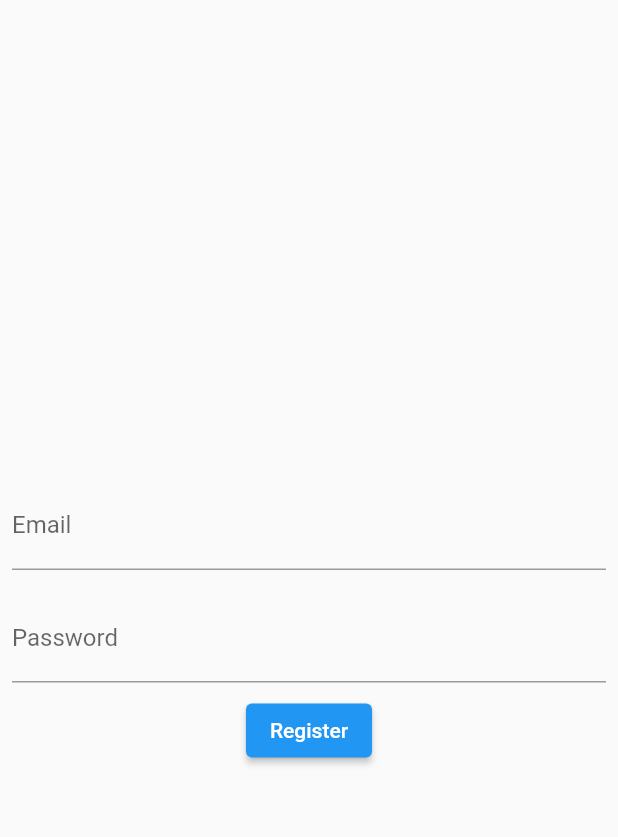
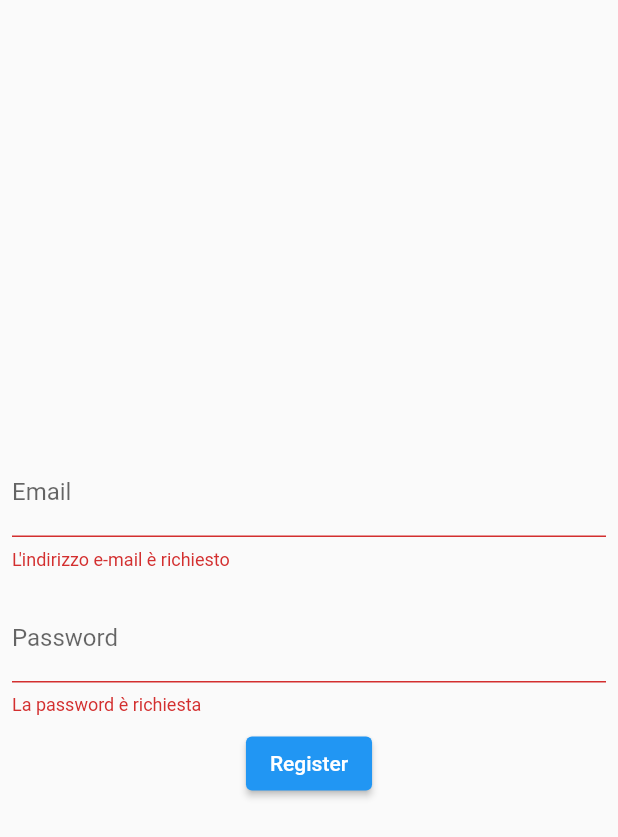
Before and after one commit to andreadeluna/ProgettoASPDM, a Flutter app: the Register screen opened by its route, after a tap on "Register", on a phone screen of 412 x 824 dp. Shown: the top 837 px of the screen. Run offline on Flutter 3.47's test engine with Material 2 defaults, Android fonts, the phone set to English and light mode, and no system bars; our stand-ins replace firebase_auth, firebase_core; accounts and stored records are empty; network calls fail.

Commit message:
Implementa la validazione sui dati inseriti nel form di login e di registrazione

```diff
--- a/lib/login.dart
+++ b/lib/login.dart
@@ -13,12 +13,14 @@ class Login extends StatelessWidget {
     final authService = Provider.of<Authentication>(context);
 
     return Scaffold(
-      body: Column(
+      body: Form(
+        child: Center(
+          child: Column(
             mainAxisAlignment: MainAxisAlignment.center,
             children: [
               Padding(
                 padding: const EdgeInsets.all(8.0),
-            child: TextField(
+                child: TextFormField(
                   controller: emailController,
                   decoration: const InputDecoration(
                     labelText: "Email",
@@ -27,7 +29,7 @@ class Login extends StatelessWidget {
               ),
               Padding(
                 padding: const EdgeInsets.all(8.0),
-            child: TextField(
+                child: TextFormField(
                   controller: passwordController,
                   decoration: const InputDecoration(
                     labelText: "Password",
@@ -50,6 +52,8 @@ class Login extends StatelessWidget {
               )
             ],
           ),
+        ),
+      ),
     );
   }
 }
--- a/lib/register.dart
+++ b/lib/register.dart
@@ -1,25 +1,33 @@
+import 'package:firebase_auth/firebase_auth.dart';
 import 'package:flutter/material.dart';
+import 'package:progettoaspdm/login.dart';
 import 'package:progettoaspdm/services/authentication.dart';
 import 'package:provider/provider.dart';
 
 class Register extends StatelessWidget {
-
   @override
   Widget build(BuildContext context) {
-
     final TextEditingController emailController = TextEditingController();
     final TextEditingController passwordController = TextEditingController();
 
     final authService = Provider.of<Authentication>(context);
 
+    final GlobalKey<FormState> _key = GlobalKey<FormState>();
+
+    String errorMessage = '';
+
     return Scaffold(
-      body: Column(
+      body: Form(
+        key: _key,
+        child: Center(
+          child: Column(
             mainAxisAlignment: MainAxisAlignment.center,
             children: [
               Padding(
                 padding: const EdgeInsets.all(8.0),
-            child: TextField(
+                child: TextFormField(
                   controller: emailController,
+                  validator: validateEmail,
                   decoration: const InputDecoration(
                     labelText: "Email",
                   ),
@@ -27,24 +35,68 @@ class Register extends StatelessWidget {
               ),
               Padding(
                 padding: const EdgeInsets.all(8.0),
-            child: TextField(
+                child: TextFormField(
                   controller: passwordController,
+                  validator: validatePassword,
                   decoration: const InputDecoration(
                     labelText: "Password",
                   ),
                 ),
               ),
+              // Center(
+              //   child: Text(errorMessage),
+              // ),
               ElevatedButton(
                 onPressed: () async {
+                  if (_key.currentState!.validate()) {
+                    // try{
                       await authService.createUserWithEmailAndPassword(
-                  emailController.text,
-                  passwordController.text);
+                          emailController.text, passwordController.text);
                       Navigator.pop(context);
+                      // errorMessage = '';
+                    // } on FirebaseAuthException catch (error){
+                    //   errorMessage = error.message!;
+                    // }
+                  }
                 },
                 child: const Text('Register'),
               ),
             ],
           ),
+        ),
+      ),
     );
   }
 }
+
+String? validateEmail(String? formEmail){
+  if(formEmail == null || formEmail.isEmpty){
+    return "L'indirizzo e-mail è richiesto";
+  }
+
+  String pattern = r'\w+@\w+\.\w+';
+  RegExp regex = RegExp(pattern);
+
+  if(!regex.hasMatch(formEmail)){
+    return "Formato indirizzo e-mail non valido";
+  }
+
+  return null;
+}
+
+
+String? validatePassword(String? formPassword) {
+  if (formPassword == null || formPassword.isEmpty) {
+    return "La password è richiesta";
+  }
+
+  String pattern =
+      r'^(?=.*?[A-Z])(?=.*?[a-z])(?=.*?[0-9])(?=.*?[!@#\$&*~]).{8,}$';
+  RegExp regex = RegExp(pattern);
+
+  if (!regex.hasMatch(formPassword)) {
+    return "La password deve essere di almeno 8 caratteri e deve contenere una lettera maiuscola, un numero e un simbolo";
+  }
+
+  return null;
+}
```
Lines whose indentation alone changed are shown as unchanged.
